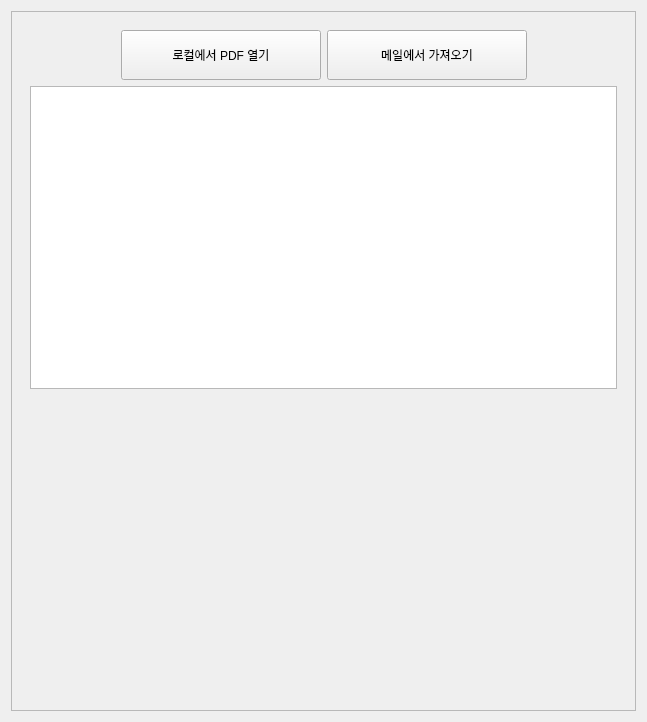
Before: the Qt Designer form ui/pdf_load_area.ui in Glen-Lee-glitch/new_viewer, drawn with Qt 5.
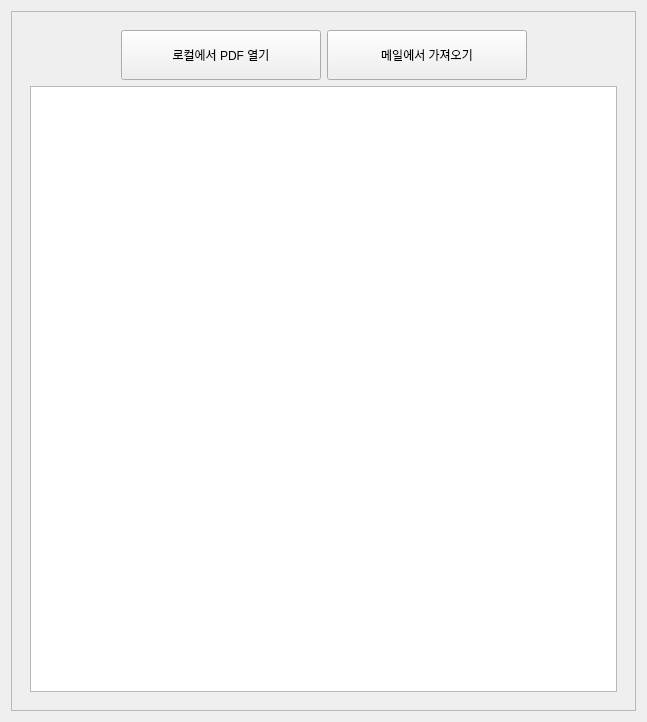
After: the same form once the commit is applied.

Commit message: feat: PDF 로드 영역 UI 수정 - 크기 조정 및 불필요한 스페이서 제거

Diff of the .ui file:
```diff
--- a/ui/pdf_load_area.ui
+++ b/ui/pdf_load_area.ui
@@ -32,8 +32,8 @@
          <rect>
           <x>0</x>
           <y>0</y>
-          <width>625</width>
-          <height>700</height>
+          <width>619</width>
+          <height>694</height>
          </rect>
         </property>
         <layout class="QGridLayout" name="gridLayout">
@@ -139,19 +139,6 @@
               </property>
              </widget>
             </item>
-            <item>
-             <spacer name="verticalSpacer_2">
-              <property name="orientation">
-               <enum>Qt::Orientation::Vertical</enum>
-              </property>
-              <property name="sizeHint" stdset="0">
-               <size>
-                <width>20</width>
-                <height>106</height>
-               </size>
-              </property>
-             </spacer>
-            </item>
            </layout>
           </widget>
          </item>
```
